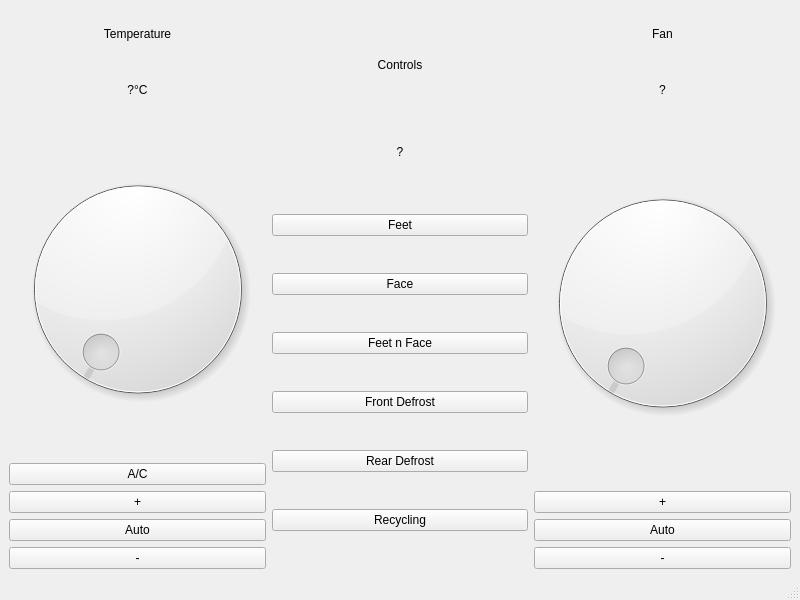
Old version of the form Software/piJagClimApp/piJagClimv1.ui in the repository YfNk1d5up/piJag.
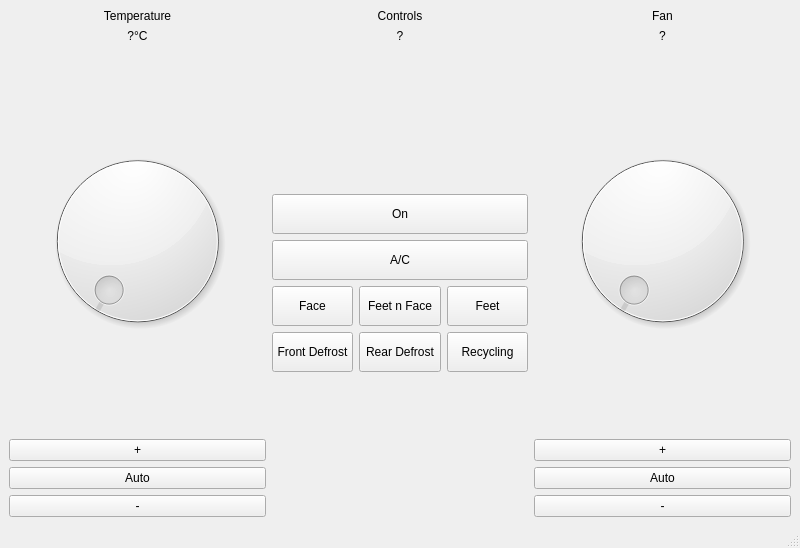
New version of the form.

Commit message: Global window layout & Knobs design & On Off Button

What changed in the file:
```diff
--- a/Software/piJagClimApp/piJagClimv1.ui
+++ b/Software/piJagClimApp/piJagClimv1.ui
@@ -7,7 +7,7 @@
     <x>0</x>
     <y>0</y>
     <width>800</width>
-    <height>600</height>
+    <height>548</height>
    </rect>
   </property>
   <property name="windowTitle">
@@ -17,6 +17,18 @@
    <property name="enabled">
     <bool>true</bool>
    </property>
+   <property name="minimumSize">
+    <size>
+     <width>800</width>
+     <height>500</height>
+    </size>
+   </property>
+   <property name="baseSize">
+    <size>
+     <width>0</width>
+     <height>0</height>
+    </size>
+   </property>
    <layout class="QHBoxLayout" name="horizontalLayout">
     <item>
      <layout class="QVBoxLayout" name="verticalLayoutTemp">
@@ -37,6 +49,9 @@
         <property name="alignment">
          <set>Qt::AlignCenter</set>
         </property>
+        <property name="margin">
+         <number>8</number>
+        </property>
        </widget>
       </item>
       <item>
@@ -56,10 +71,32 @@
         <property name="alignment">
          <set>Qt::AlignCenter</set>
         </property>
+        <property name="margin">
+         <number>8</number>
+        </property>
        </widget>
       </item>
+      <item>
+       <spacer name="verticalSpacer_3">
+        <property name="orientation">
+         <enum>Qt::Vertical</enum>
+        </property>
+        <property name="sizeHint" stdset="0">
+         <size>
+          <width>20</width>
+          <height>40</height>
+         </size>
+        </property>
+       </spacer>
+      </item>
       <item>
        <widget class="QDial" name="tempDial">
+        <property name="minimumSize">
+         <size>
+          <width>0</width>
+          <height>200</height>
+         </size>
+        </property>
         <property name="minimum">
          <number>0</number>
         </property>
@@ -72,11 +109,17 @@
        </widget>
       </item>
       <item>
-       <widget class="QPushButton" name="tempACButton">
-        <property name="text">
-         <string>A/C</string>
+       <spacer name="verticalSpacer_2">
+        <property name="orientation">
+         <enum>Qt::Vertical</enum>
         </property>
-       </widget>
+        <property name="sizeHint" stdset="0">
+         <size>
+          <width>20</width>
+          <height>40</height>
+         </size>
+        </property>
+       </spacer>
       </item>
       <item>
        <widget class="QPushButton" name="tempPlusButton">
@@ -120,6 +163,9 @@
         <property name="alignment">
          <set>Qt::AlignCenter</set>
         </property>
+        <property name="margin">
+         <number>8</number>
+        </property>
        </widget>
       </item>
       <item>
@@ -139,49 +185,148 @@
         <property name="alignment">
          <set>Qt::AlignCenter</set>
         </property>
+        <property name="margin">
+         <number>5</number>
+        </property>
        </widget>
       </item>
       <item>
-       <widget class="QPushButton" name="airFeetButton">
-        <property name="text">
-         <string>Feet</string>
+       <spacer name="verticalSpacer">
+        <property name="orientation">
+         <enum>Qt::Vertical</enum>
         </property>
-       </widget>
+        <property name="sizeHint" stdset="0">
+         <size>
+          <width>20</width>
+          <height>40</height>
+         </size>
+        </property>
+       </spacer>
       </item>
       <item>
-       <widget class="QPushButton" name="airFaceButton">
+       <widget class="QPushButton" name="onoffButton">
+        <property name="minimumSize">
+         <size>
+          <width>0</width>
+          <height>40</height>
+         </size>
+        </property>
         <property name="text">
-         <string>Face</string>
+         <string>On</string>
         </property>
        </widget>
       </item>
       <item>
-       <widget class="QPushButton" name="airFeetFaceButton">
+       <widget class="QPushButton" name="tempACButton">
+        <property name="minimumSize">
+         <size>
+          <width>0</width>
+          <height>40</height>
+         </size>
+        </property>
         <property name="text">
-         <string>Feet n Face</string>
+         <string>A/C</string>
         </property>
        </widget>
       </item>
       <item>
-       <widget class="QPushButton" name="airFrontDefrostButton">
-        <property name="text">
-         <string>Front Defrost</string>
-        </property>
-       </widget>
+       <layout class="QHBoxLayout" name="horizontalLayout_2">
+        <item>
+         <widget class="QPushButton" name="airFaceButton">
+          <property name="minimumSize">
+           <size>
+            <width>0</width>
+            <height>40</height>
+           </size>
+          </property>
+          <property name="text">
+           <string>Face</string>
+          </property>
+         </widget>
+        </item>
+        <item>
+         <widget class="QPushButton" name="airFeetFaceButton">
+          <property name="minimumSize">
+           <size>
+            <width>0</width>
+            <height>40</height>
+           </size>
+          </property>
+          <property name="text">
+           <string>Feet n Face</string>
+          </property>
+         </widget>
+        </item>
+        <item>
+         <widget class="QPushButton" name="airFeetButton">
+          <property name="minimumSize">
+           <size>
+            <width>0</width>
+            <height>40</height>
+           </size>
+          </property>
+          <property name="text">
+           <string>Feet</string>
+          </property>
+         </widget>
+        </item>
+       </layout>
       </item>
       <item>
-       <widget class="QPushButton" name="airRearDefrostButton">
-        <property name="text">
-         <string>Rear Defrost</string>
-        </property>
-       </widget>
+       <layout class="QHBoxLayout" name="horizontalLayout_3">
+        <item>
+         <widget class="QPushButton" name="airFrontDefrostButton">
+          <property name="minimumSize">
+           <size>
+            <width>0</width>
+            <height>40</height>
+           </size>
+          </property>
+          <property name="text">
+           <string>Front Defrost</string>
+          </property>
+         </widget>
+        </item>
+        <item>
+         <widget class="QPushButton" name="airRearDefrostButton">
+          <property name="minimumSize">
+           <size>
+            <width>0</width>
+            <height>40</height>
+           </size>
+          </property>
+          <property name="text">
+           <string>Rear Defrost</string>
+          </property>
+         </widget>
+        </item>
+        <item>
+         <widget class="QPushButton" name="airRecyclingButton">
+          <property name="minimumSize">
+           <size>
+            <width>0</width>
+            <height>40</height>
+           </size>
+          </property>
+          <property name="text">
+           <string>Recycling</string>
+          </property>
+         </widget>
+        </item>
+       </layout>
       </item>
       <item>
-       <widget class="QPushButton" name="airRecyclingButton">
-        <property name="text">
-         <string>Recycling</string>
+       <spacer name="verticalSpacer_6">
+        <property name="orientation">
+         <enum>Qt::Vertical</enum>
         </property>
-       </widget>
+        <property name="sizeHint" stdset="0">
+         <size>
+          <width>20</width>
+          <height>40</height>
+         </size>
+        </property>
+       </spacer>
       </item>
      </layout>
     </item>
@@ -204,6 +349,9 @@
         <property name="alignment">
          <set>Qt::AlignCenter</set>
         </property>
+        <property name="margin">
+         <number>8</number>
+        </property>
        </widget>
       </item>
       <item>
@@ -223,10 +371,32 @@
         <property name="alignment">
          <set>Qt::AlignCenter</set>
         </property>
+        <property name="margin">
+         <number>5</number>
+        </property>
        </widget>
       </item>
+      <item>
+       <spacer name="verticalSpacer_4">
+        <property name="orientation">
+         <enum>Qt::Vertical</enum>
+        </property>
+        <property name="sizeHint" stdset="0">
+         <size>
+          <width>20</width>
+          <height>40</height>
+         </size>
+        </property>
+       </spacer>
+      </item>
       <item>
        <widget class="QDial" name="fanDial">
+        <property name="minimumSize">
+         <size>
+          <width>0</width>
+          <height>200</height>
+         </size>
+        </property>
         <property name="minimum">
          <number>1</number>
         </property>
@@ -235,6 +405,19 @@
         </property>
        </widget>
       </item>
+      <item>
+       <spacer name="verticalSpacer_5">
+        <property name="orientation">
+         <enum>Qt::Vertical</enum>
+        </property>
+        <property name="sizeHint" stdset="0">
+         <size>
+          <width>20</width>
+          <height>40</height>
+         </size>
+        </property>
+       </spacer>
+      </item>
       <item>
        <widget class="QPushButton" name="fanPlusButton">
         <property name="text">
```
The commit also changes 4 other files.
